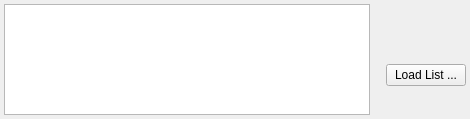
First picture: the form in Source/PipelineBuilder/UI_Files/AxisAngleWidget.ui, repository BlueQuartzSoftware/DREAM3D, before the edit.
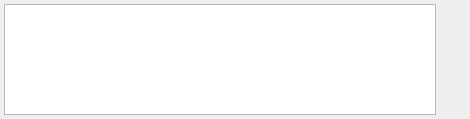
Second picture: the form after the edit. Icons and pictures are not drawn.

Commit message: Adding more example Parameter Widgets to the GenericExample Filter in the Example Plugin. Also removing the button to load axis-angle sets from a file for the AxisAngle Widget

Patch:
```diff
--- a/Source/PipelineBuilder/UI_Files/AxisAngleWidget.ui
+++ b/Source/PipelineBuilder/UI_Files/AxisAngleWidget.ui
@@ -17,10 +17,13 @@
    <property name="margin">
     <number>4</number>
    </property>
+   <property name="spacing">
+    <number>6</number>
+   </property>
    <item row="0" column="1">
     <layout class="QVBoxLayout" name="verticalLayout">
      <property name="leftMargin">
-      <number>10</number>
+      <number>0</number>
      </property>
      <item>
       <widget class="QPushButton" name="addRow">
@@ -98,19 +101,6 @@
        </property>
       </widget>
      </item>
-     <item>
-      <widget class="QPushButton" name="loadData">
-       <property name="sizePolicy">
-        <sizepolicy hsizetype="Maximum" vsizetype="Fixed">
-         <horstretch>0</horstretch>
-         <verstretch>0</verstretch>
-        </sizepolicy>
-       </property>
-       <property name="text">
-        <string>Load List ...</string>
-       </property>
-      </widget>
-     </item>
     </layout>
    </item>
    <item row="1" column="1">
```
The commit also changes 13 other files.
